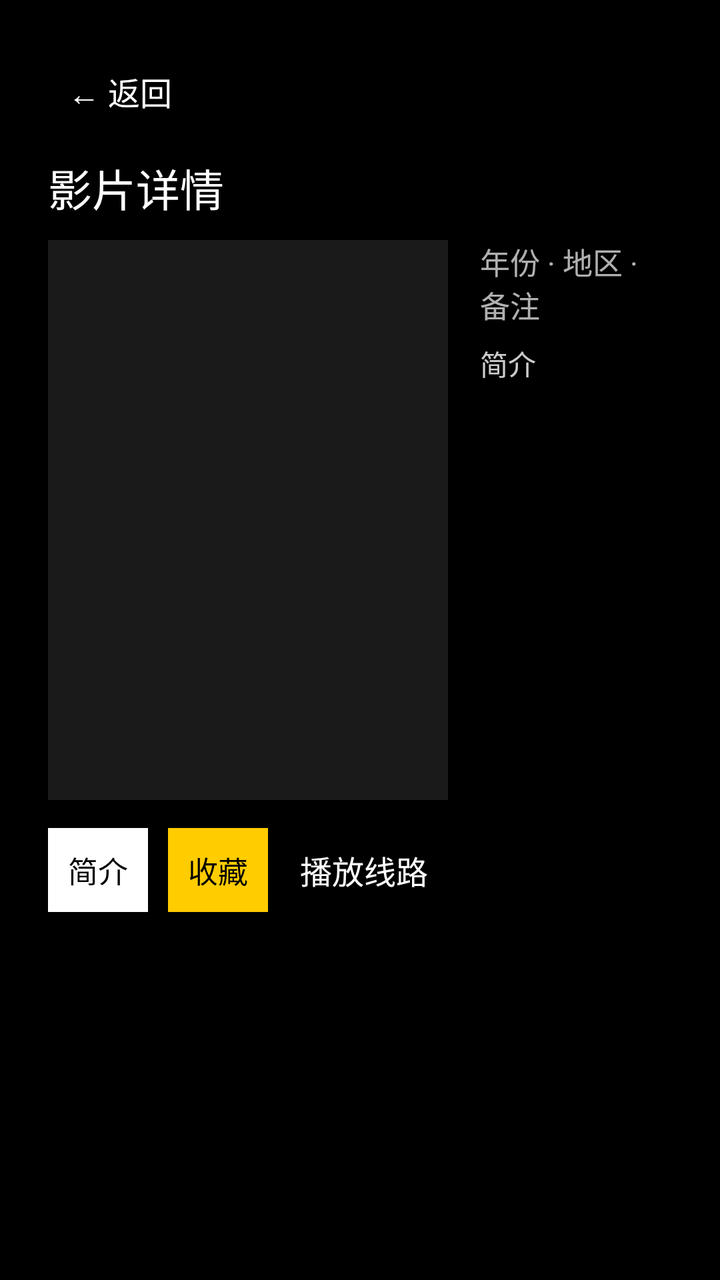
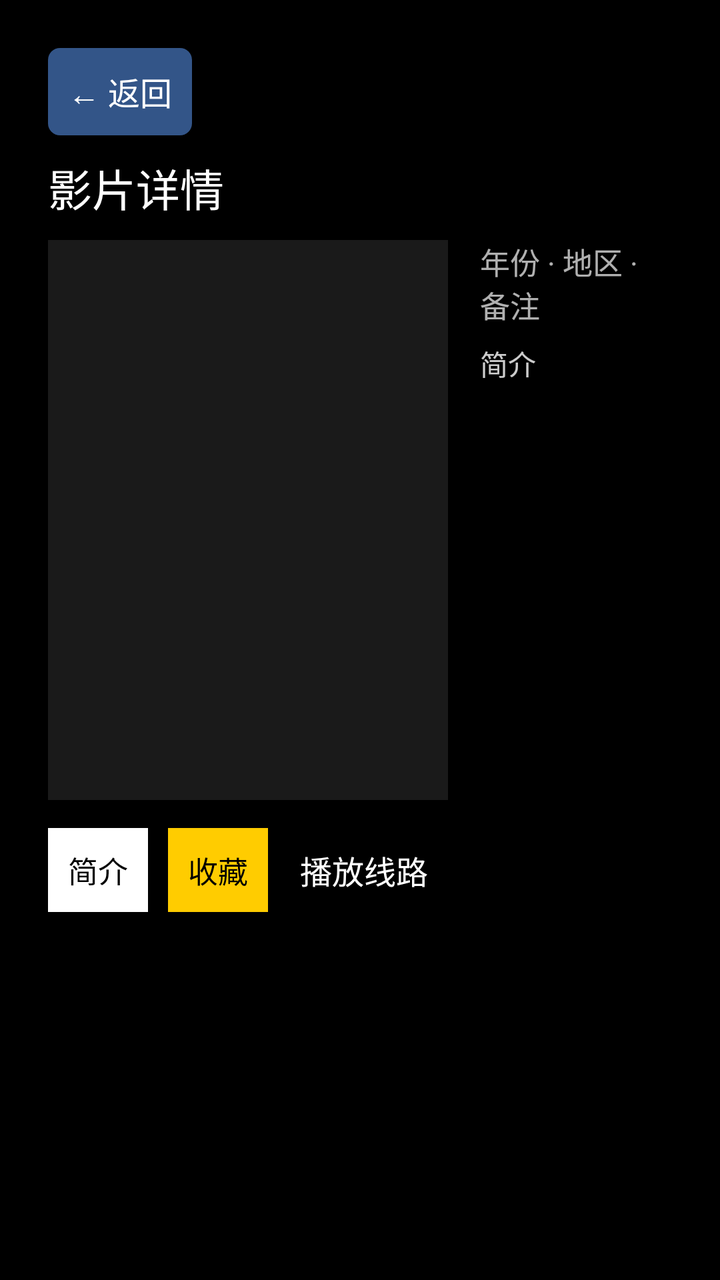

The first picture is an Android layout as it rendered before a commit; the second is the same layout after the commit. The layout source and the unified diff follow.
<!-- AndroidManifest.xml: activity theme android:Theme.Black.NoTitleBar -->
<!-- res/layout/activity_detail.xml -->
<?xml version="1.0" encoding="utf-8"?>
<LinearLayout xmlns:android="http://schemas.android.com/apk/res/android"
    android:layout_width="match_parent"
    android:layout_height="match_parent"
    android:orientation="vertical"
    android:background="#000000"
    android:padding="24dp">

    <TextView
        android:id="@+id/btnBack"
        android:layout_width="wrap_content"
        android:layout_height="wrap_content"
        android:padding="10dp"
        android:textColor="#FFFFFF"
        android:textSize="16sp"
        android:focusable="true"
        android:clickable="true"
        android:background="#66000000"
        android:text="← 返回" />

    <TextView
        android:id="@+id/detailName"
        android:layout_width="match_parent"
        android:layout_height="wrap_content"
        android:paddingTop="10dp"
        android:paddingBottom="10dp"
        android:textColor="#FFFFFF"
        android:textSize="22sp"
        android:text="影片详情" />

    <LinearLayout
        android:layout_width="match_parent"
        android:layout_height="wrap_content"
        android:orientation="horizontal">

        <ImageView
            android:id="@+id/detailImage"
            android:layout_width="200dp"
            android:layout_height="280dp"
            android:scaleType="centerCrop"
            android:background="#1A1A1A" />

        <LinearLayout
            android:layout_width="0dp"
            android:layout_height="wrap_content"
            android:layout_weight="1"
            android:orientation="vertical"
            android:paddingLeft="16dp">

            <TextView
                android:id="@+id/detailInfo"
                android:layout_width="match_parent"
                android:layout_height="wrap_content"
                android:paddingBottom="8dp"
                android:textColor="#B0FFFFFF"
                android:textSize="15sp"
                android:text="年份 · 地区 · 备注" />

            <TextView
                android:id="@+id/detailDesc"
                android:layout_width="match_parent"
                android:layout_height="wrap_content"
                android:maxLines="6"
                android:ellipsize="end"
                android:textColor="#CCFFFFFF"
                android:textSize="14sp"
                android:lineSpacingExtra="3dp"
                android:text="简介" />

        </LinearLayout>

    </LinearLayout>

    <LinearLayout
        android:layout_width="match_parent"
        android:layout_height="wrap_content"
        android:orientation="horizontal"
        android:gravity="center_vertical"
        android:paddingTop="14dp"
        android:paddingBottom="8dp">

        <TextView
            android:id="@+id/btnDesc"
            android:layout_width="wrap_content"
            android:layout_height="wrap_content"
            android:layout_marginEnd="10dp"
            android:padding="10dp"
            android:textColor="#000000"
            android:textSize="15sp"
            android:focusable="true"
            android:clickable="true"
            android:background="#FFFFFF"
            android:text="简介" />

        <TextView
            android:id="@+id/btnFav"
            android:layout_width="wrap_content"
            android:layout_height="wrap_content"
            android:padding="10dp"
            android:textColor="#000000"
            android:textSize="15sp"
            android:focusable="true"
            android:clickable="true"
            android:background="#FFCC00"
            android:text="收藏" />

        <TextView
            android:id="@+id/detailListLabel"
            android:layout_width="0dp"
            android:layout_height="wrap_content"
            android:layout_weight="1"
            android:paddingLeft="16dp"
            android:textColor="#FFFFFF"
            android:textSize="16sp"
            android:text="播放线路" />

    </LinearLayout>

    <androidx.recyclerview.widget.RecyclerView
        android:id="@+id/detailList"
        android:layout_width="match_parent"
        android:layout_height="0dp"
        android:layout_weight="1"
        android:clipToPadding="false" />

</LinearLayout>
<!-- resources referenced by this layout -->
<resources>

</resources>

<!-- the commit's change to res/layout/activity_detail.xml (unified diff, before → after) -->
@@ -15,7 +15,7 @@
         android:textSize="16sp"
         android:focusable="true"
         android:clickable="true"
-        android:background="#66000000"
+        android:background="@drawable/selector_tv_btn"
         android:text="← 返回" />
 
     <TextView
<!-- resource entries referenced after the edit -->
@@ -1,5 +1,20 @@
 <!-- resources referenced by this layout -->
 <resources>
-
+  <!-- drawable selector_tv_btn (drawable) -->
+  <?xml version="1.0" encoding="utf-8"?>
+  <selector xmlns:android="http://schemas.android.com/apk/res/android">
+      <item android:state_focused="true">
+          <shape>
+              <solid android:color="#FFCC00" />
+              <corners android:radius="6dp" />
+          </shape>
+      </item>
+      <item>
+          <shape>
+              <solid android:color="#335588" />
+              <corners android:radius="6dp" />
+          </shape>
+      </item>
+  </selector>
 </resources>
 
